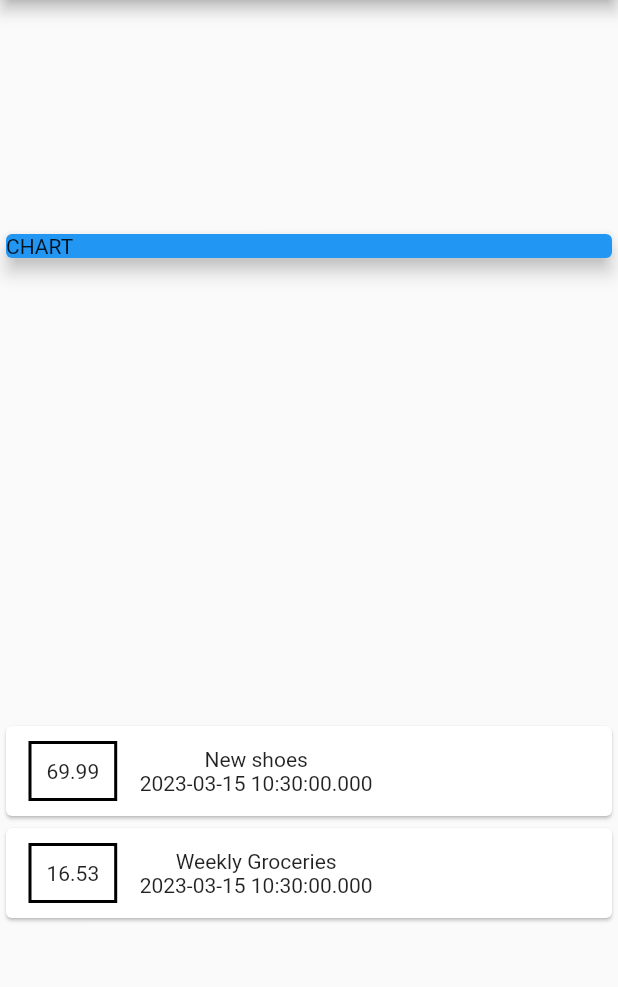
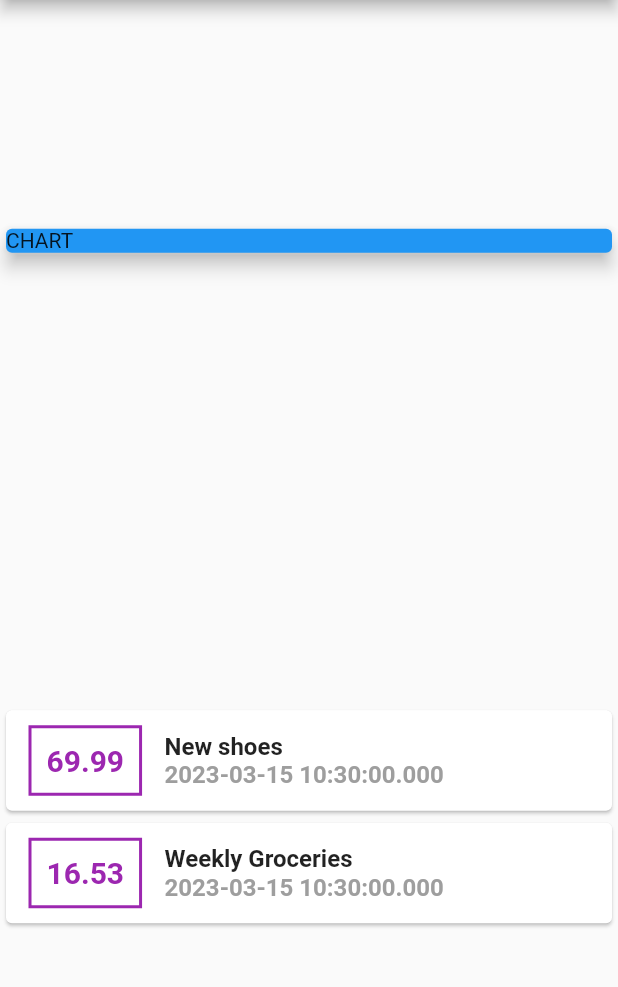
Before and after one commit to jakubit0/Expense-Planner-, a Flutter app: the screen it shows after launch, on a phone screen of 412 x 824 dp, the part 84-1071 px from its top. Run offline on Flutter 3.47's test engine with Material 2 defaults, Android fonts, the phone set to English and light mode, and no system bars.

Commit message:
styling Main

```diff
--- a/expense_planner/lib/main.dart
+++ b/expense_planner/lib/main.dart
@@ -77,18 +77,37 @@ class _MyHomePageState extends State<MyHomePage> {
                           horizontal: 15),
                           decoration: BoxDecoration(
                             border: Border.all(
-                              color: Colors.black,
+                              color: Colors.purple,
                               width: 2
                               ),
                               ),
                               padding: const EdgeInsets.all(10),
-                        child: Text(tx.amount.toString()
+                        child: Text(
+                           tx.amount.toString(),
+                          style: const TextStyle(
+                          fontWeight: FontWeight.bold,
+                          fontSize: 20,
+                          color: Colors.purple,
+                        ),
                         ),
                       ),
                       Column(
+                        crossAxisAlignment: CrossAxisAlignment.start,
                         children: [
-                          Text(tx.title),
-                          Text(tx.date.toString()),
+                          Text(
+                            tx.title,
+                            style: const TextStyle(
+                            fontSize: 16,
+                            fontWeight: FontWeight.bold,
+                          ),),
+                          Text(
+                            tx.date.toString(),
+                            style: const TextStyle(
+                            color: Colors.grey,
+                            fontSize: 16,
+                            fontWeight: FontWeight.bold,
+                          ),
+                          ),
                         ],
                       )
                   ],
```
